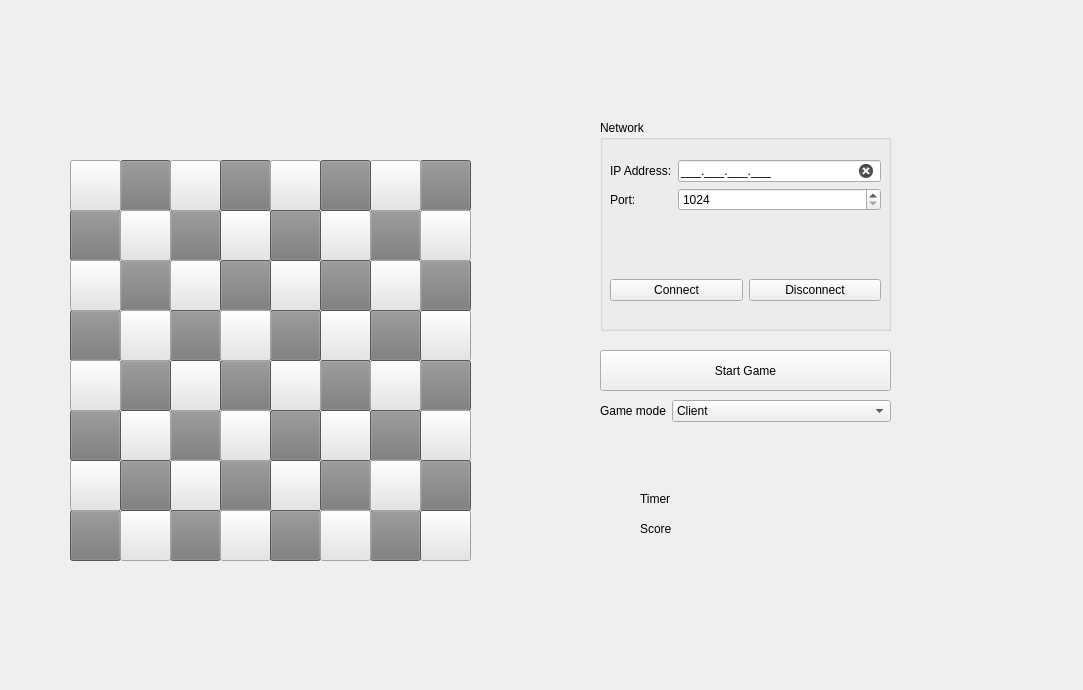
Before: the Qt Designer form schach/schachgui.ui in Charly-62/QtChessApp, drawn with Qt 5.
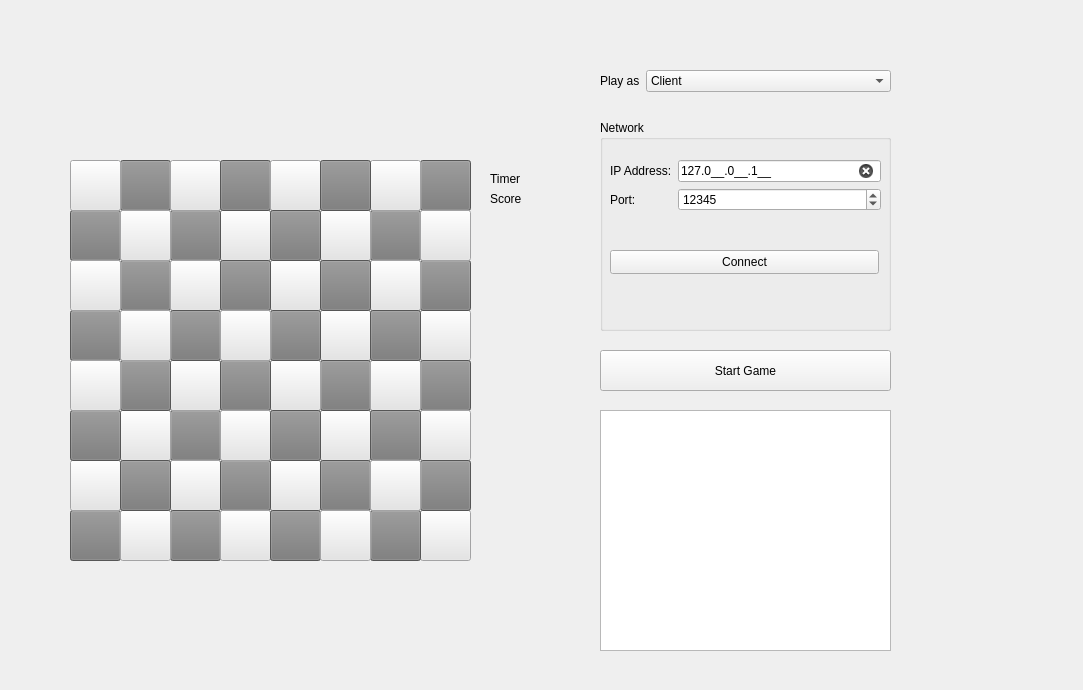
After: the same form once the commit is applied.

Commit message: Working Server and Client

What changed in the file:
```diff
--- a/schach/schachgui.ui
+++ b/schach/schachgui.ui
@@ -1093,6 +1093,9 @@
        <property name="inputMask">
         <string>000.000.000.000;_</string>
        </property>
+       <property name="text">
+        <string>127.0.0.1</string>
+       </property>
        <property name="clearButtonEnabled">
         <bool>true</bool>
        </property>
@@ -1116,42 +1119,32 @@
        <property name="maximum">
         <number>65535</number>
        </property>
+       <property name="value">
+        <number>12345</number>
+       </property>
       </widget>
      </item>
     </layout>
    </widget>
-   <widget class="QWidget" name="horizontalLayoutWidget">
+   <widget class="QPushButton" name="bConnect">
     <property name="geometry">
      <rect>
       <x>10</x>
-      <y>150</y>
-      <width>271</width>
-      <height>41</height>
+      <y>130</y>
+      <width>269</width>
+      <height>24</height>
      </rect>
     </property>
-    <layout class="QHBoxLayout" name="horizontalLayout_2">
-     <item>
-      <widget class="QPushButton" name="bConnect">
-       <property name="text">
-        <string>Connect</string>
-       </property>
-      </widget>
-     </item>
-     <item>
-      <widget class="QPushButton" name="bDisconnect">
-       <property name="text">
-        <string>Disconnect</string>
-       </property>
-      </widget>
-     </item>
-    </layout>
+    <property name="text">
+     <string>Connect</string>
+    </property>
    </widget>
   </widget>
   <widget class="QLabel" name="scorelbl">
    <property name="geometry">
     <rect>
-     <x>640</x>
-     <y>520</y>
+     <x>490</x>
+     <y>190</y>
      <width>64</width>
      <height>17</height>
     </rect>
@@ -1164,19 +1157,12 @@
    <property name="geometry">
     <rect>
      <x>600</x>
-     <y>400</y>
+     <y>70</y>
      <width>291</width>
      <height>41</height>
     </rect>
    </property>
    <layout class="QFormLayout" name="formLayout_2">
-    <item row="0" column="0">
-     <widget class="QLabel" name="label">
-      <property name="text">
-       <string>Game mode</string>
-      </property>
-     </widget>
-    </item>
     <item row="0" column="1">
      <widget class="QComboBox" name="comboBox">
       <item>
@@ -1189,11 +1175,13 @@
         <string>Server</string>
        </property>
       </item>
-      <item>
-       <property name="text">
-        <string>Random Start</string>
-       </property>
-      </item>
+     </widget>
+    </item>
+    <item row="0" column="0">
+     <widget class="QLabel" name="lblHostClient">
+      <property name="text">
+       <string>Play as</string>
+      </property>
      </widget>
     </item>
    </layout>
@@ -1201,8 +1189,8 @@
   <widget class="QLabel" name="timerlbl">
    <property name="geometry">
     <rect>
-     <x>640</x>
-     <y>490</y>
+     <x>490</x>
+     <y>170</y>
      <width>64</width>
      <height>17</height>
     </rect>
@@ -1211,6 +1199,16 @@
     <string>Timer</string>
    </property>
   </widget>
+  <widget class="QListWidget" name="lstNetzwerkConsole">
+   <property name="geometry">
+    <rect>
+     <x>600</x>
+     <y>410</y>
+     <width>291</width>
+     <height>241</height>
+    </rect>
+   </property>
+  </widget>
  </widget>
  <resources/>
  <connections/>
```
Left out of the diff: 2 changed lines with no effect on the pictures. The commit also changes 12 other files.
